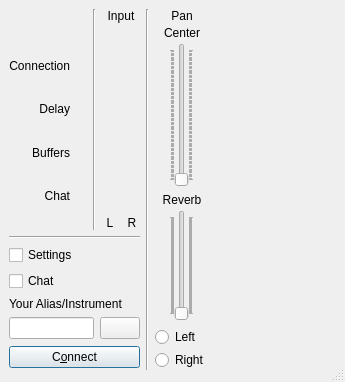
jamulussoftware/jamulus, file src/clientdlgbase.ui: the form before one commit.
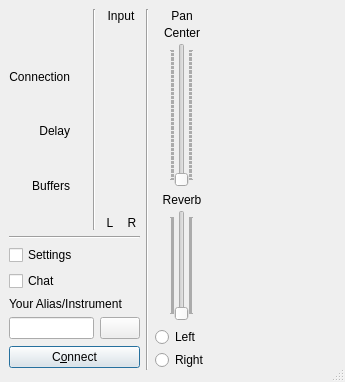
The form after the commit. Icons and pictures are not drawn. Custom widgets are drawn as their Qt base class.

Commit message: removed the "open chat on new message" mechanism since nobody actually uses this, now simply the window automatically opens on a new message if it is not already open, otherwise do nothing

```diff
--- a/src/clientdlgbase.ui
+++ b/src/clientdlgbase.ui
@@ -258,59 +258,7 @@
               <property name="orientation" >
                <enum>Qt::Vertical</enum>
               </property>
-              <property name="sizeHint" >
-               <size>
-                <width>10</width>
-                <height>0</height>
-               </size>
-              </property>
-             </spacer>
-            </item>
-            <item>
-             <layout class="QHBoxLayout" >
-              <item>
-               <widget class="QLabel" name="lblChat" >
-                <property name="text" >
-                 <string>Chat</string>
-                </property>
-                <property name="alignment" >
-                 <set>Qt::AlignRight|Qt::AlignTrailing|Qt::AlignVCenter</set>
-                </property>
-                <property name="wordWrap" >
-                 <bool>false</bool>
-                </property>
-               </widget>
-              </item>
-              <item>
-               <widget class="CMultiColorLED" native="1" name="ledChat" >
-                <property name="sizePolicy" >
-                 <sizepolicy vsizetype="Fixed" hsizetype="Fixed" >
-                  <horstretch>0</horstretch>
-                  <verstretch>0</verstretch>
-                 </sizepolicy>
-                </property>
-                <property name="minimumSize" >
-                 <size>
-                  <width>14</width>
-                  <height>14</height>
-                 </size>
-                </property>
-                <property name="maximumSize" >
-                 <size>
-                  <width>14</width>
-                  <height>14</height>
-                 </size>
-                </property>
-               </widget>
-              </item>
-             </layout>
-            </item>
-            <item>
-             <spacer>
-              <property name="orientation" >
-               <enum>Qt::Vertical</enum>
-              </property>
-              <property name="sizeHint" >
+              <property name="sizeHint" stdset="0">
                <size>
                 <width>10</width>
                 <height>0</height>
@@ -328,7 +276,7 @@
            </widget>
           </item>
           <item>
-           <layout class="QVBoxLayout" >
+           <layout class="QVBoxLayout">
             <item>
              <widget class="QLabel" name="lblInputLEDMeter" >
               <property name="text" >
@@ -340,7 +288,7 @@
              </widget>
             </item>
             <item>
-             <layout class="QHBoxLayout" >
+             <layout class="QHBoxLayout">
               <item>
                <widget class="CMultiColorLEDBar" native="1" name="lbrInputLevelL" >
                 <property name="sizePolicy" >
@@ -376,7 +324,7 @@
              </layout>
             </item>
             <item>
-             <layout class="QHBoxLayout" >
+             <layout class="QHBoxLayout">
               <item>
                <widget class="QLabel" name="lblLevelMeterLeft" >
                 <property name="text" >
@@ -403,13 +351,13 @@
           </item>
           <item>
            <spacer>
-            <property name="orientation" >
+            <property name="orientation">
              <enum>Qt::Horizontal</enum>
             </property>
-            <property name="sizeType" >
+            <property name="sizeType">
              <enum>QSizePolicy::Minimum</enum>
             </property>
-            <property name="sizeHint" >
+            <property name="sizeHint" stdset="0">
              <size>
               <width>0</width>
               <height>20</height>
@@ -451,7 +399,7 @@
          </widget>
         </item>
         <item>
-         <layout class="QHBoxLayout" >
+         <layout class="QHBoxLayout">
           <item>
            <widget class="QLineEdit" name="edtFaderTag" >
             <property name="sizePolicy" >
@@ -484,7 +432,7 @@
          </layout>
         </item>
         <item>
-         <layout class="QHBoxLayout" >
+         <layout class="QHBoxLayout">
           <item>
            <widget class="QPushButton" name="butConnect" >
             <property name="text" >
@@ -503,7 +451,7 @@
             <property name="sizeType" >
              <enum>QSizePolicy::Minimum</enum>
             </property>
-            <property name="sizeHint" >
+            <property name="sizeHint" stdset="0">
              <size>
               <width>0</width>
               <height>25</height>
@@ -523,10 +471,10 @@
        </widget>
       </item>
       <item>
-       <layout class="QVBoxLayout" >
+       <layout class="QVBoxLayout">
         <item>
-         <layout class="QVBoxLayout" >
-          <property name="spacing" >
+         <layout class="QVBoxLayout">
+          <property name="spacing">
            <number>3</number>
           </property>
           <item>
@@ -559,20 +507,11 @@
            </widget>
           </item>
           <item>
-           <layout class="QHBoxLayout" >
-            <property name="spacing" >
+           <layout class="QHBoxLayout">
+            <property name="spacing">
              <number>6</number>
             </property>
-            <property name="leftMargin" >
-             <number>0</number>
-            </property>
-            <property name="topMargin" >
-             <number>0</number>
-            </property>
-            <property name="rightMargin" >
-             <number>0</number>
-            </property>
-            <property name="bottomMargin" >
+            <property name="margin">
              <number>0</number>
             </property>
             <item>
@@ -583,7 +522,7 @@
               <property name="sizeType" >
                <enum>QSizePolicy::Minimum</enum>
               </property>
-              <property name="sizeHint" >
+              <property name="sizeHint" stdset="0">
                <size>
                 <width>0</width>
                 <height>20</height>
@@ -628,22 +567,13 @@
          </layout>
         </item>
         <item>
-         <layout class="QVBoxLayout" >
+         <layout class="QVBoxLayout">
           <item>
-           <layout class="QVBoxLayout" >
-            <property name="spacing" >
+           <layout class="QVBoxLayout">
+            <property name="spacing">
              <number>3</number>
             </property>
-            <property name="leftMargin" >
-             <number>0</number>
-            </property>
-            <property name="topMargin" >
-             <number>0</number>
-            </property>
-            <property name="rightMargin" >
-             <number>0</number>
-            </property>
-            <property name="bottomMargin" >
+            <property name="margin">
              <number>0</number>
             </property>
             <item>
@@ -657,20 +587,11 @@
              </widget>
             </item>
             <item>
-             <layout class="QHBoxLayout" >
-              <property name="spacing" >
+             <layout class="QHBoxLayout">
+              <property name="spacing">
                <number>6</number>
               </property>
-              <property name="leftMargin" >
-               <number>0</number>
-              </property>
-              <property name="topMargin" >
-               <number>0</number>
-              </property>
-              <property name="rightMargin" >
-               <number>0</number>
-              </property>
-              <property name="bottomMargin" >
+              <property name="margin">
                <number>0</number>
               </property>
               <item>
@@ -704,13 +625,13 @@
               </item>
               <item>
                <spacer>
-                <property name="orientation" >
+                <property name="orientation">
                  <enum>Qt::Horizontal</enum>
                 </property>
-                <property name="sizeType" >
+                <property name="sizeType">
                  <enum>QSizePolicy::Minimum</enum>
                 </property>
-                <property name="sizeHint" >
+                <property name="sizeHint" stdset="0">
                  <size>
                   <width>0</width>
                   <height>20</height>
@@ -723,8 +644,8 @@
            </layout>
           </item>
           <item>
-           <layout class="QVBoxLayout" >
-            <property name="spacing" >
+           <layout class="QVBoxLayout">
+            <property name="spacing">
              <number>3</number>
             </property>
             <item>
```
Left out of the diff: 305 changed lines with no effect on the pictures. The commit also changes 8 other files.
